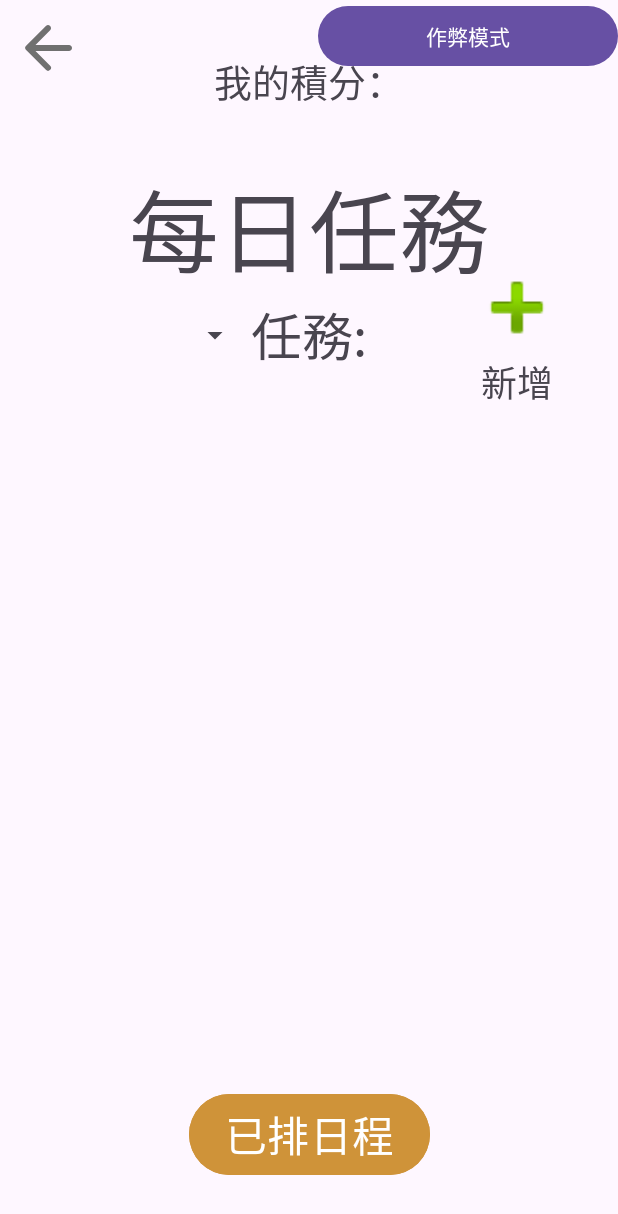
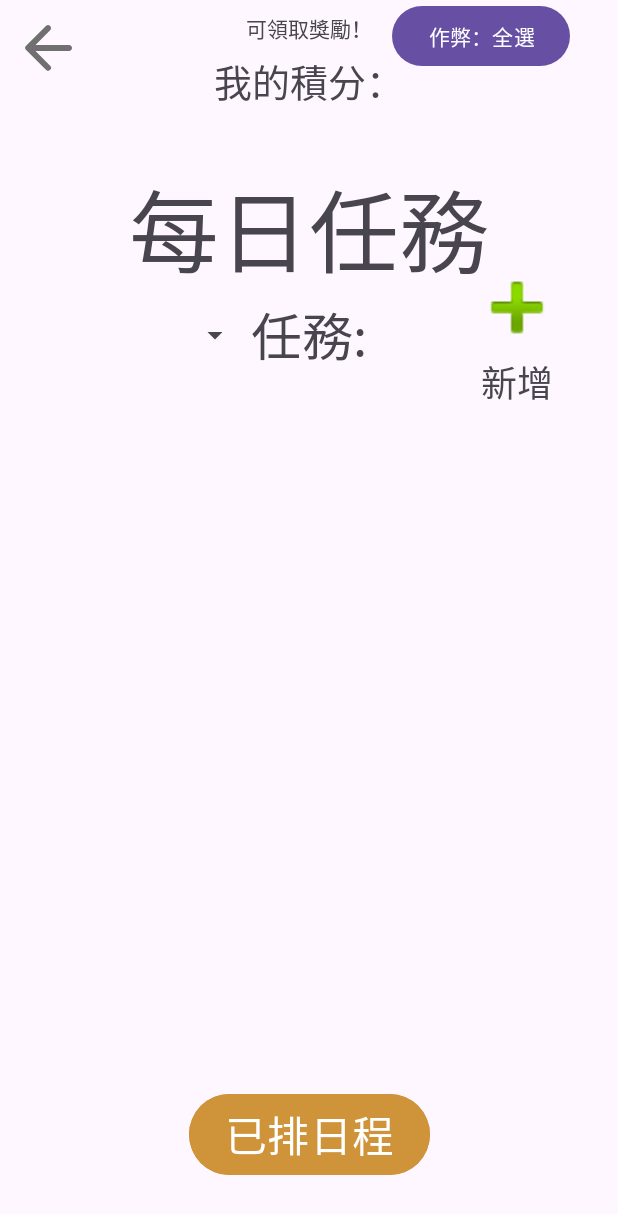
Before and after one commit to Youchenjiang/PokeMeng-OldManGO, an Android app: the layout task_all.xml on its own in the app's theme, with its tools: preview values and no code run, on a phone screen of 412 x 824 dp. Shown: the top 1214 px of the screen. Run offline under Robolectric (Android 15) with nearby library versions, the phone set to English and light mode, and no system bars; Roboto replaces fonts that are not available here.

Commit message:
v8 - 2024/09/13 加入每日任務完成後積分獎勵，連結用戶積分

```diff
--- a/app/build.gradle.kts
+++ b/app/build.gradle.kts
@@ -12,8 +12,8 @@ android {
         applicationId = "com.example.myapplication0412"
         minSdk = 26
         targetSdk = 34
-        versionCode = 7
-        versionName = "7"
+        versionCode = 8
+        versionName = "8"
 
         testInstrumentationRunner = "androidx.test.runner.AndroidJUnitRunner"
     }
--- a/app/src/main/res/layout/task_all.xml
+++ b/app/src/main/res/layout/task_all.xml
@@ -19,6 +19,7 @@
         android:src="@drawable/task_all_ic_arrow_back"
         app:layout_constraintStart_toStartOf="parent"
         app:layout_constraintTop_toTopOf="parent" />
+
     <TextView
         android:id="@+id/TaskAll_titleText"
         android:layout_width="wrap_content"
@@ -131,7 +132,7 @@
         app:layout_constraintTop_toTopOf="@+id/TaskAll_descriptiveText" />
 
     <TextView
-        android:id="@+id/TaskAll_scoreText"
+        android:id="@+id/TaskAll_pointsText"
         android:layout_width="wrap_content"
         android:layout_height="wrap_content"
         android:fontFamily="@font/edukai5"
@@ -145,10 +146,22 @@
 
     <Button
         android:id="@+id/TaskAll_cheatButton"
-        android:layout_width="200dp"
+        android:layout_width="wrap_content"
         android:layout_height="wrap_content"
-        android:text="作弊模式"
+        android:layout_marginEnd="32dp"
+        android:text="作弊：全選"
         app:layout_constraintEnd_toEndOf="parent"
         app:layout_constraintTop_toTopOf="parent" />
 
+    <TextView
+        android:id="@+id/TaskAll_hintText"
+        android:layout_width="wrap_content"
+        android:layout_height="wrap_content"
+        android:layout_marginTop="8dp"
+        android:text="可領取獎勵！"
+        app:layout_constraintEnd_toEndOf="parent"
+        app:layout_constraintHorizontal_bias="0.5"
+        app:layout_constraintStart_toStartOf="parent"
+        app:layout_constraintTop_toTopOf="parent" />
+
 </androidx.constraintlayout.widget.ConstraintLayout>
--- a/app/src/main/res/values/strings.xml
+++ b/app/src/main/res/values/strings.xml
@@ -4,4 +4,5 @@
     <string name="challenge_myStepText">目前步數%1$d步</string>
     <string name="task_show_choose_date">ShowChooseDate</string>
     <string name="task_returnImageDescription">goBack</string>
+    <string name="all_points">我的積分: %1$d</string>
 </resources>
```
Also changed, not shown: app/src/main/java/com/example/myapplication0412/Task/TaskAll.java (+100 -18 lines), 1 other file.
